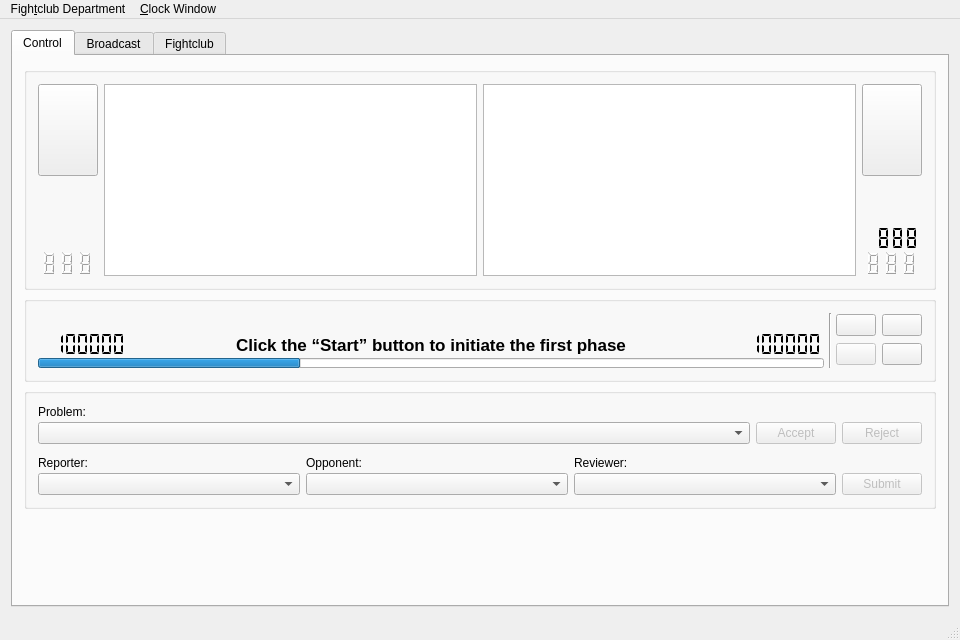
The window that department/fightclubdepartment.ui (SFr682k/fightclub) describes before a commit, drawn with Qt 5.
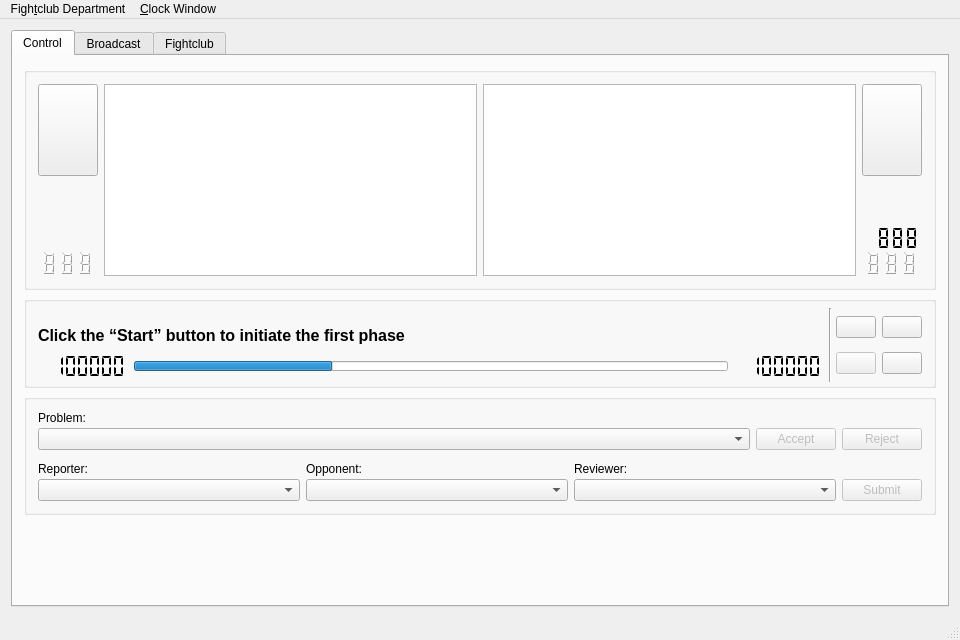
The same window after the commit. Icons and pictures are not drawn.

Commit message: Revert some layout modifications to fix a strange bug

Diff of the .ui file:
```diff
--- a/department/fightclubdepartment.ui
+++ b/department/fightclubdepartment.ui
@@ -502,22 +502,80 @@
           <property name="title">
            <string/>
           </property>
-          <layout class="QHBoxLayout" name="horizontalLayout" stretch="1,0,0">
+          <layout class="QHBoxLayout" name="horizontalLayout" stretch="0,0,0">
            <property name="spacing">
             <number>3</number>
            </property>
+           <property name="topMargin">
+            <number>6</number>
+           </property>
+           <property name="bottomMargin">
+            <number>3</number>
+           </property>
            <item>
-            <layout class="QGridLayout" name="phaseinfo" rowstretch="0,0,0">
-             <property name="horizontalSpacing">
-              <number>4</number>
-             </property>
-             <property name="verticalSpacing">
+            <layout class="QVBoxLayout" name="verticalLayout_7">
+             <property name="spacing">
               <number>0</number>
              </property>
-             <item row="1" column="0">
+             <item>
+              <widget class="QLabel" name="performerslabel">
+               <property name="sizePolicy">
+                <sizepolicy hsizetype="Ignored" vsizetype="Fixed">
+                 <horstretch>0</horstretch>
+                 <verstretch>0</verstretch>
+                </sizepolicy>
+               </property>
+               <property name="font">
+                <font>
+                 <pointsize>11</pointsize>
+                </font>
+               </property>
+               <property name="text">
+                <string>&lt;ApplicationName&gt; &lt;Version&gt;</string>
+               </property>
+               <property name="alignment">
+                <set>Qt::AlignLeading|Qt::AlignLeft|Qt::AlignVCenter</set>
+               </property>
+              </widget>
+             </item>
+             <item>
+              <widget class="QLabel" name="phaselabel">
+               <property name="enabled">
+                <bool>true</bool>
+               </property>
+               <property name="sizePolicy">
+                <sizepolicy hsizetype="Ignored" vsizetype="Fixed">
+                 <horstretch>0</horstretch>
+                 <verstretch>0</verstretch>
+                </sizepolicy>
+               </property>
+               <property name="font">
+                <font>
+                 <pointsize>12</pointsize>
+                 <weight>75</weight>
+                 <bold>true</bold>
+                </font>
+               </property>
+               <property name="text">
+                <string>Click the “Start” button to initiate the first phase</string>
+               </property>
+               <property name="alignment">
+                <set>Qt::AlignLeading|Qt::AlignLeft|Qt::AlignVCenter</set>
+               </property>
+              </widget>
+             </item>
+             <item>
+              <layout class="QHBoxLayout" name="horizontalLayout_2">
+               <property name="topMargin">
+                <number>9</number>
+               </property>
+               <property name="bottomMargin">
+                <number>3</number>
+               </property>
+               <item>
               <widget class="QLCDNumber" name="elapsedtime">
                <property name="sizePolicy">
-                <sizepolicy hsizetype="Maximum" vsizetype="Minimum">
+                  <sizepolicy hsizetype="Maximum" vsizetype="Fixed">
                  <horstretch>0</horstretch>
                  <verstretch>1</verstretch>
                 </sizepolicy>
@@ -551,7 +609,7 @@
                </property>
               </widget>
              </item>
-             <item row="2" column="0" colspan="3">
+               <item>
               <widget class="QProgressBar" name="progressbar">
                <property name="enabled">
                 <bool>true</bool>
@@ -579,34 +637,13 @@
                </property>
               </widget>
              </item>
-             <item row="0" column="0" colspan="3">
-              <widget class="QLabel" name="performerslabel">
-               <property name="sizePolicy">
-                <sizepolicy hsizetype="Ignored" vsizetype="Preferred">
-                 <horstretch>0</horstretch>
-                 <verstretch>0</verstretch>
-                </sizepolicy>
-               </property>
-               <property name="font">
-                <font>
-                 <pointsize>11</pointsize>
-                </font>
-               </property>
-               <property name="text">
-                <string>&lt;ApplicationName&gt; &lt;Version&gt;</string>
-               </property>
-               <property name="alignment">
-                <set>Qt::AlignBottom|Qt::AlignHCenter</set>
-               </property>
-              </widget>
-             </item>
-             <item row="1" column="2">
+               <item>
               <widget class="QLCDNumber" name="maxtime">
                <property name="enabled">
                 <bool>true</bool>
                </property>
                <property name="sizePolicy">
-                <sizepolicy hsizetype="Maximum" vsizetype="Minimum">
+                  <sizepolicy hsizetype="Maximum" vsizetype="Fixed">
                  <horstretch>0</horstretch>
                  <verstretch>1</verstretch>
                 </sizepolicy>
@@ -640,34 +677,7 @@
                </property>
               </widget>
              </item>
-             <item row="1" column="1">
-              <widget class="QLabel" name="phaselabel">
-               <property name="enabled">
-                <bool>true</bool>
-               </property>
-               <property name="sizePolicy">
-                <sizepolicy hsizetype="Expanding" vsizetype="MinimumExpanding">
-                 <horstretch>0</horstretch>
-                 <verstretch>0</verstretch>
-                </sizepolicy>
-               </property>
-               <property name="font">
-                <font>
-                 <pointsize>13</pointsize>
-                 <weight>75</weight>
-                 <bold>true</bold>
-                </font>
-               </property>
-               <property name="text">
-                <string>Click the “Start” button to initiate the first phase</string>
-               </property>
-               <property name="alignment">
-                <set>Qt::AlignCenter</set>
-               </property>
-               <property name="wordWrap">
-                <bool>true</bool>
-               </property>
-              </widget>
+              </layout>
              </item>
             </layout>
            </item>
```
Left out of the diff: 2 changed lines with no effect on the pictures. Lines whose indentation alone changed are shown as unchanged.
